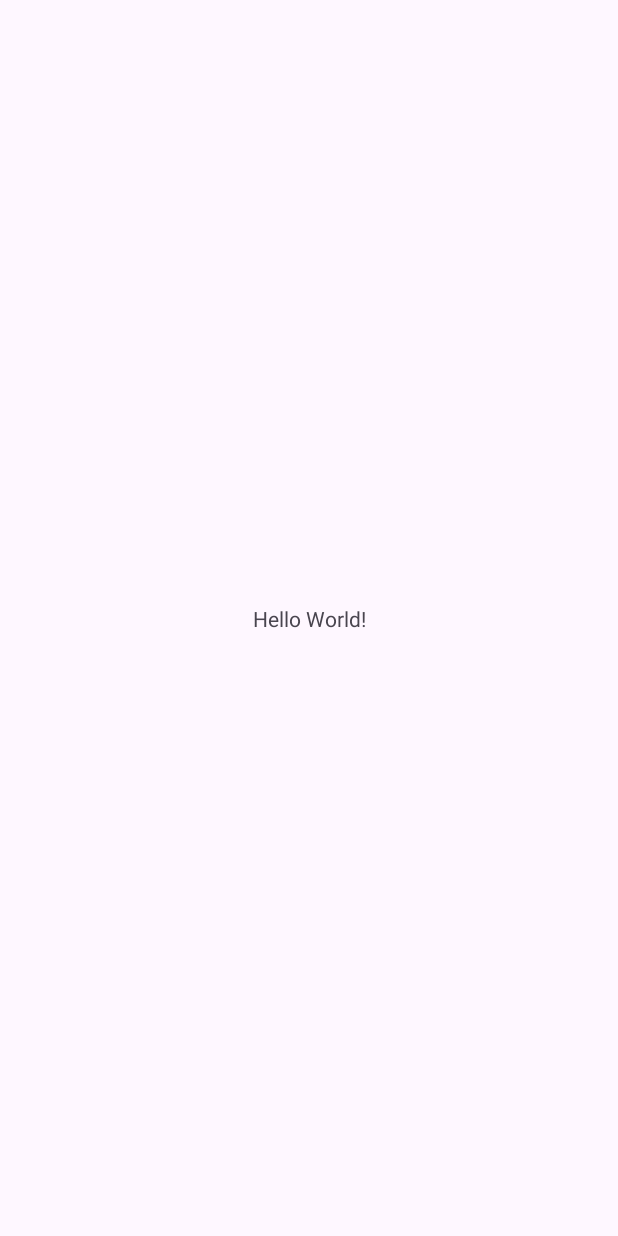
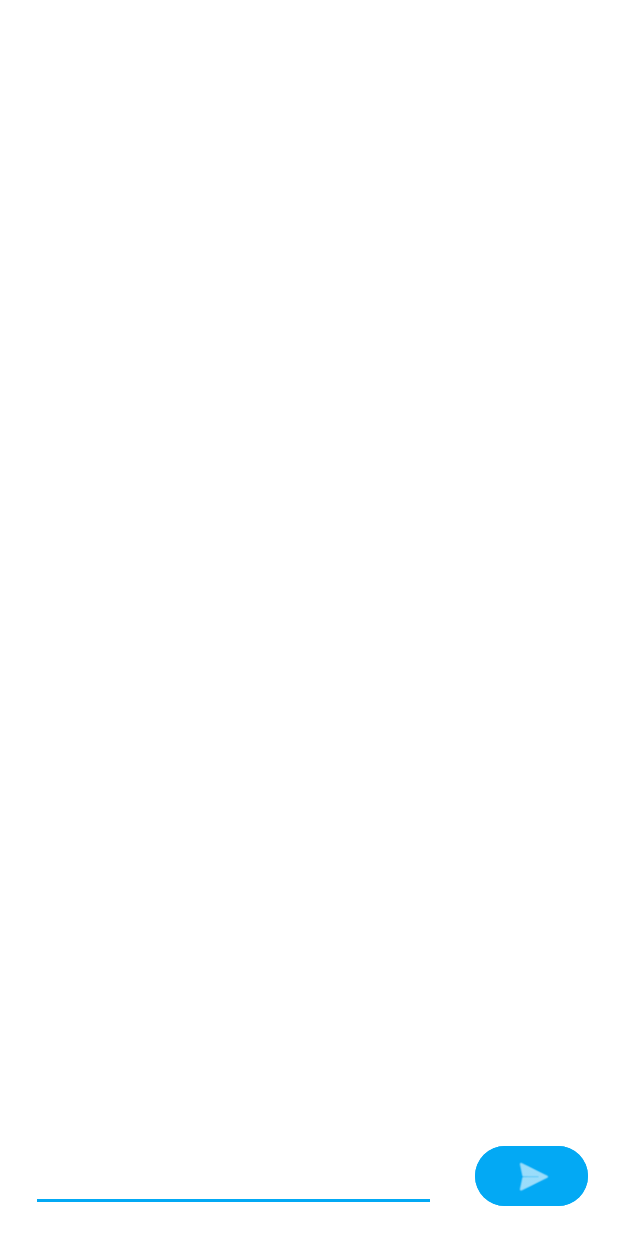
Before and after one commit to 5i-expr-mobile-app-5/memoapp, an Android app: the screen it shows after launch (MainActivity), on a phone screen of 412 x 824 dp. Before the commit the screen is almost empty. Run offline under Robolectric (Android 15) with nearby library versions, the phone set to English and light mode, and no system bars.

Commit message:
入力・送信部分
入力フォーム・送信ボタンの実装をしました
入力した文章は画面中央に表示されます

```diff
--- a/app/src/main/java/com/example/testapp/MainActivity.java
+++ b/app/src/main/java/com/example/testapp/MainActivity.java
@@ -1,14 +1,31 @@
 package com.example.testapp;
+
+import android.os.Bundle;
+import android.widget.Button;
+import android.widget.EditText;
+import android.widget.TextView;
 
 import androidx.appcompat.app.AppCompatActivity;
 
-import android.os.Bundle;
-
 public class MainActivity extends AppCompatActivity {
 
+    private EditText editText;
+    private TextView textView;
     @Override
     protected void onCreate(Bundle savedInstanceState) {
         super.onCreate(savedInstanceState);
         setContentView(R.layout.activity_main);
+
+        editText = findViewById(R.id.edit_text);
+
+        textView = findViewById(R.id.text_view);
+
+        Button button = findViewById(R.id.button);
+
+        button.setOnClickListener( v-> {
+            String text = editText.getText().toString();
+            textView.setText(text);
+            editText.getEditableText().clear();
+        });
     }
 }
--- a/app/src/main/res/layout/activity_main.xml
+++ b/app/src/main/res/layout/activity_main.xml
@@ -4,15 +4,54 @@
     xmlns:tools="http://schemas.android.com/tools"
     android:layout_width="match_parent"
     android:layout_height="match_parent"
+    android:background="#FFFFFF"
+    android:backgroundTint="#FFFFFF"
     tools:context=".MainActivity">
 
     <TextView
+        android:id="@+id/text_view"
         android:layout_width="wrap_content"
         android:layout_height="wrap_content"
-        android:text="Hello World!"
+        android:text=""
         app:layout_constraintBottom_toBottomOf="parent"
         app:layout_constraintEnd_toEndOf="parent"
         app:layout_constraintStart_toStartOf="parent"
         app:layout_constraintTop_toTopOf="parent" />
 
+    <EditText
+        android:id="@+id/edit_text"
+        android:layout_width="270dp"
+        android:layout_height="48dp"
+        android:layout_marginStart="50dp"
+        android:layout_marginEnd="16dp"
+        android:layout_marginBottom="16dp"
+        android:backgroundTint="#03A9F4"
+        android:ems="10"
+        android:inputType="text"
+        app:layout_constraintBottom_toBottomOf="parent"
+        app:layout_constraintEnd_toStartOf="@+id/button"
+        app:layout_constraintStart_toStartOf="parent"
+        app:layout_constraintTop_toBottomOf="@+id/text_view"
+        app:layout_constraintVertical_bias="1.0" />
+
+    <Button
+        android:id="@+id/button"
+        android:layout_width="75dp"
+        android:layout_height="48dp"
+        android:layout_marginStart="10dp"
+        android:layout_marginTop="670dp"
+        android:layout_marginEnd="50dp"
+        android:layout_marginBottom="16dp"
+        android:backgroundTint="#03A9F4"
+        android:textColorLink="#FF0000"
+        app:icon="@android:drawable/ic_menu_send"
+        app:iconPadding="8dp"
+        app:iconSize="30dp"
+        app:iconTintMode="src_atop"
+        app:layout_constraintBottom_toBottomOf="parent"
+        app:layout_constraintEnd_toEndOf="parent"
+        app:layout_constraintStart_toEndOf="@+id/edit_text"
+        app:layout_constraintTop_toTopOf="parent"
+        app:layout_constraintVertical_bias="1.0" />
+
 </androidx.constraintlayout.widget.ConstraintLayout>
--- a/gradle.properties
+++ b/gradle.properties
@@ -19,3 +19,4 @@ android.useAndroidX=true
 # resources declared in the library itself and none from the library's dependencies,
 # thereby reducing the size of the R class for that library
 android.nonTransitiveRClass=true
+android.overridePathCheck=true
```
